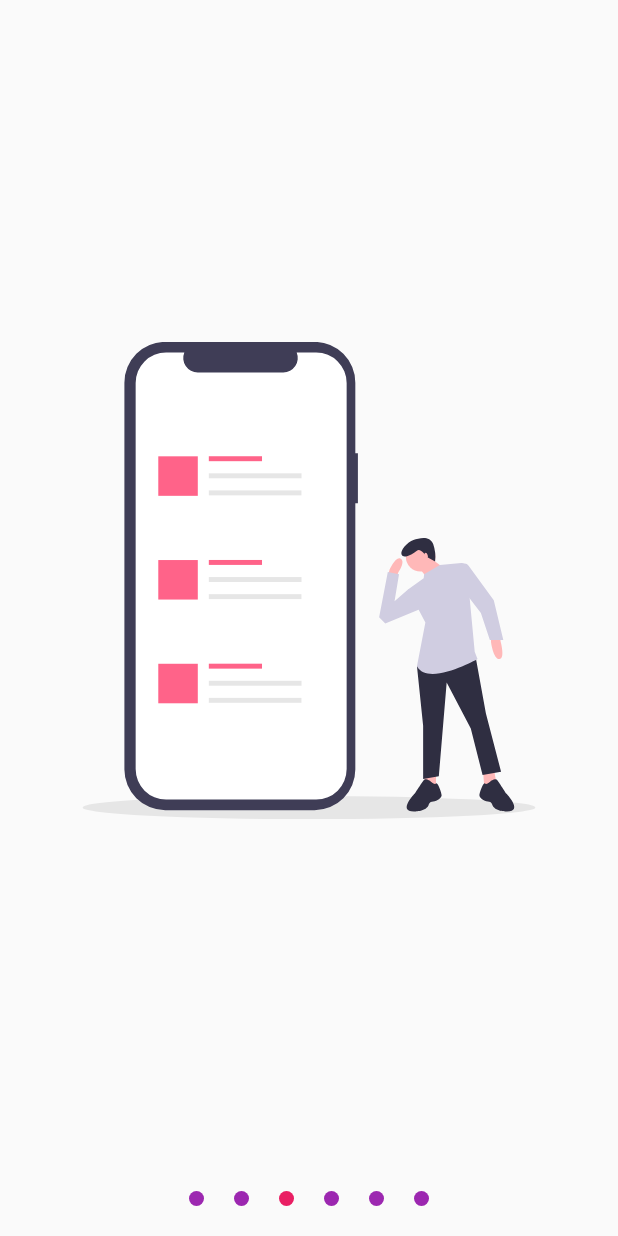
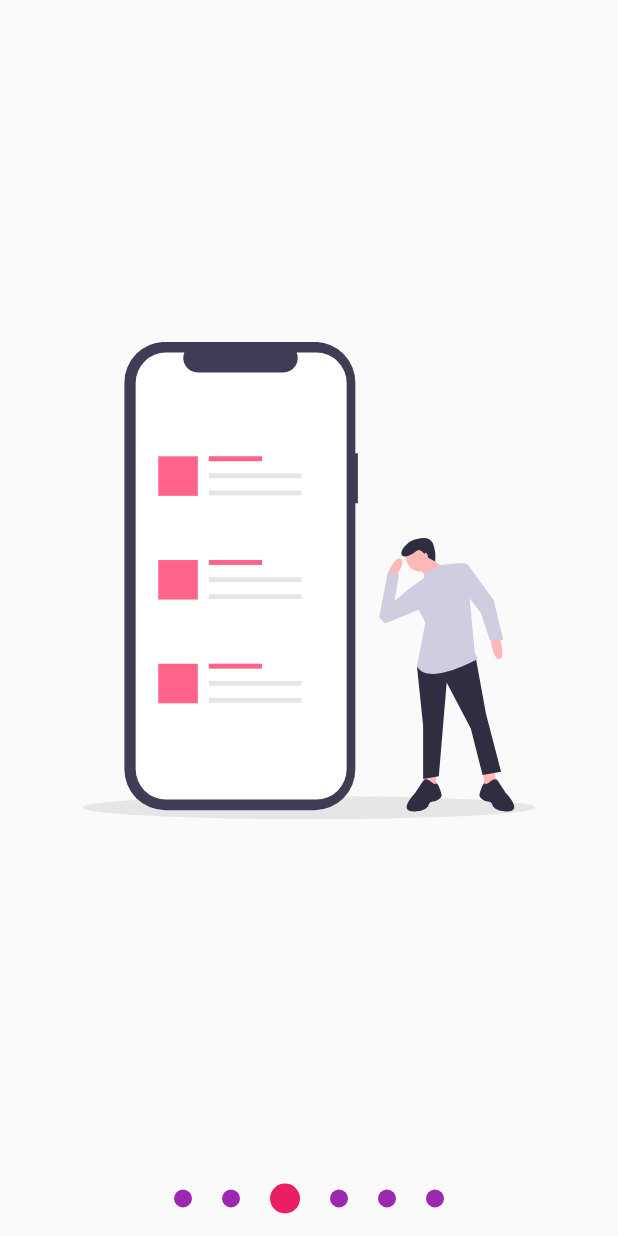
Before and after one commit to RicardReyesF/SlideShow, a Flutter app: the screen it shows after launch, swiped to page 3, on a phone screen of 412 x 824 dp. Run offline on Flutter 3.47's test engine with Material 2 defaults, Android fonts, the phone set to English and light mode, and no system bars; our stand-ins replace flutter_svg.

Commit message:
Final App

```diff
--- a/lib/src/pages/home_page.dart
+++ b/lib/src/pages/home_page.dart
@@ -11,7 +11,29 @@ class _HomePageState extends State<HomePage> {
   @override
   Widget build(BuildContext context) {
     return Scaffold(
-      body: SliderWidget(
+      body: SliderShoWidget()
+      //para crear mas de un Slider
+      /*Column(
+        children: [
+          Expanded(child: SliderShoWidget()),
+          Expanded(child: SliderShoWidget())
+        ],
+      )
+      */
+    );
+  }
+}
+
+class SliderShoWidget extends StatelessWidget {
+  const SliderShoWidget({
+    Key key,
+  }) : super(key: key);
+
+  @override
+  Widget build(BuildContext context) {
+    return SliderWidget(
+      bulletPrimario: 20,
+      bulletSecundario: 12,
       points: false,
       colorPrimario: Colors.pink,
       colorSecundario: Colors.purple,
@@ -23,7 +45,6 @@ class _HomePageState extends State<HomePage> {
         SvgPicture.asset("assets/svgs/slide-5.svg"),
         SvgPicture.asset("assets/svgs/slide-5.svg"),
       ]
-      ),
     );
   }
 }
--- a/lib/src/widgets/slider_widget.dart
+++ b/lib/src/widgets/slider_widget.dart
@@ -1,6 +1,6 @@
 import 'package:flutter/material.dart';
 import 'package:provider/provider.dart';
-import 'package:slide_show/src/models/slider_model.dart';
+
 
 
 class SliderWidget extends StatelessWidget {
@@ -8,29 +8,33 @@ class SliderWidget extends StatelessWidget {
   final bool points;
   final Color colorPrimario;
   final Color colorSecundario;
+  final int bulletPrimario;
+  final int bulletSecundario;
     SliderWidget({
       @required this.sliders,
       this.points = false,
       this.colorPrimario = Colors.blue,
-      this.colorSecundario = Colors.grey
+      this.colorSecundario = Colors.grey,
+      this.bulletPrimario = 12,
+      this.bulletSecundario = 12,
     });
   @override
 
   Widget build(BuildContext context) {
 
     return ChangeNotifierProvider(
-      create: (_)=> new SliderModel(),
+      create: (_)=> new _SlideShowModel(),
       child: SafeArea(
         child: Center(
-            child: Column(
-              children: [
-                if( this.points ) _Dots(this.sliders.length,this.colorPrimario,this.colorSecundario),
-                Expanded(
-                  child: _Slides(this.sliders)
-                ),
-                if( !this.points ) _Dots(this.sliders.length,this.colorPrimario,this.colorSecundario)
-              ],
-            ),
+            child: Builder(builder: (BuildContext context){
+             Provider.of<_SlideShowModel>(context).colorPrimario = this.colorPrimario;
+             Provider.of<_SlideShowModel>(context).colorSecundario = this.colorSecundario;
+             Provider.of<_SlideShowModel>(context).bulletPrimario = this.bulletPrimario;
+             Provider.of<_SlideShowModel>(context).bulletSecundario = this.bulletSecundario;
+             return  _ConstruirSSModel(points: points, sliders: sliders);
+            }
+          ,)
+
           ),
       ),
     );
@@ -38,12 +42,35 @@ class SliderWidget extends StatelessWidget {
 
 }
 
+class _ConstruirSSModel extends StatelessWidget {
+  const _ConstruirSSModel({
+    Key key,
+    @required this.points,
+    @required this.sliders,
+  }) : super(key: key);
+
+  final bool points;
+  final List<Widget> sliders;
+
+  @override
+  Widget build(BuildContext context) {
+    return Column(
+      children: [
+        if( this.points ) _Dots(this.sliders.length),
+        Expanded(
+          child: _Slides(this.sliders)
+        ),
+        if( !this.points ) _Dots(this.sliders.length)
+      ],
+    );
+  }
+}
+
 class _Dots extends StatelessWidget {
   final int numPag;
-  final Color colorPrimario;
-  final Color colorSecundario;
 
-  _Dots(this.numPag,this.colorPrimario,this.colorSecundario);
+
+  _Dots(this.numPag);
   @override
   Widget build(BuildContext context) {
     return Container(
@@ -51,27 +78,35 @@ class _Dots extends StatelessWidget {
       height: 50.0,
       child: Row(
                 mainAxisAlignment: MainAxisAlignment.center,
-                children: List.generate(this.numPag , (i) => _Dot(i,this.colorPrimario,this.colorSecundario))
+                children: List.generate(this.numPag , (i) => _Dot(i))
            )
     );
   }
 }
 
 class _Dot extends StatelessWidget {
-  final Color colorPrimario;
-  final Color colorSecundario;
+
   final int index;
-  _Dot(this.index,this.colorPrimario,this.colorSecundario);
+  _Dot(this.index);
   @override
   Widget build(BuildContext context) {
-   final paginaActual= Provider.of<SliderModel>(context).currentPage;
+   final ssModel= Provider.of<_SlideShowModel>(context);
+   int tamanio;
+   Color color;
+   if(ssModel.currentPage >= index-0.5 && ssModel.currentPage< index+0.5){
+     tamanio = ssModel.bulletPrimario;
+     color = ssModel.colorPrimario;
+   }else{
+     tamanio = ssModel.bulletSecundario;
+     color = ssModel.colorSecundario;
+   }
     return AnimatedContainer(
       duration: Duration(milliseconds: 200),
       margin: EdgeInsets.symmetric(horizontal: 10.0),
-      width: 10,
-      height: 10,
+      width: tamanio.toDouble(),
+      height: tamanio.toDouble(),
       decoration: BoxDecoration(
-        color: ( paginaActual >= index-0.5 && paginaActual< index+0.5) ? this.colorPrimario : this.colorSecundario,
+        color: color,
         shape: BoxShape.circle
       ),
     );
@@ -93,7 +128,7 @@ class __SlidesState extends State<_Slides> {
     super.initState();
     pageController.addListener(() {
       print("la pagina es: ${pageController.page}");
-      Provider.of<SliderModel>(context,listen: false).currentPage = pageController.page;
+      Provider.of<_SlideShowModel>(context,listen: false).currentPage = pageController.page;
     });
 
   }
@@ -129,3 +164,49 @@ class _Slide extends StatelessWidget {
     );
   }
 }
+
+class _SlideShowModel with ChangeNotifier{
+
+  double _currentPage = 0;
+  Color _colorPrimario = Colors.blue;
+  Color _colorSecundario = Colors.grey;
+  int _bulletPrimario=12;
+  int _bulletSecundario=12;
+
+
+  double get currentPage => this._currentPage;
+
+  set currentPage(double currentPage){
+    this._currentPage = currentPage;
+    notifyListeners();
+  }
+
+  Color get colorPrimario => this._colorPrimario;
+
+  set colorPrimario(Color colorPrimario){
+    this._colorPrimario = colorPrimario;
+
+  }
+
+  Color get colorSecundario => this._colorSecundario;
+
+  set colorSecundario(Color colorSecundario){
+    this._colorSecundario = colorSecundario;
+
+  }
+
+  int get bulletPrimario => this._bulletPrimario;
+
+  set bulletPrimario(int bulletPrimario){
+    this._bulletPrimario = bulletPrimario;
+
+  }
+
+    int get bulletSecundario => this._bulletSecundario;
+
+  set bulletSecundario(int bulletSecudario){
+    this._bulletSecundario = bulletSecudario;
+
+  }
+
+}
```
Lines whose indentation alone changed are shown as unchanged.
